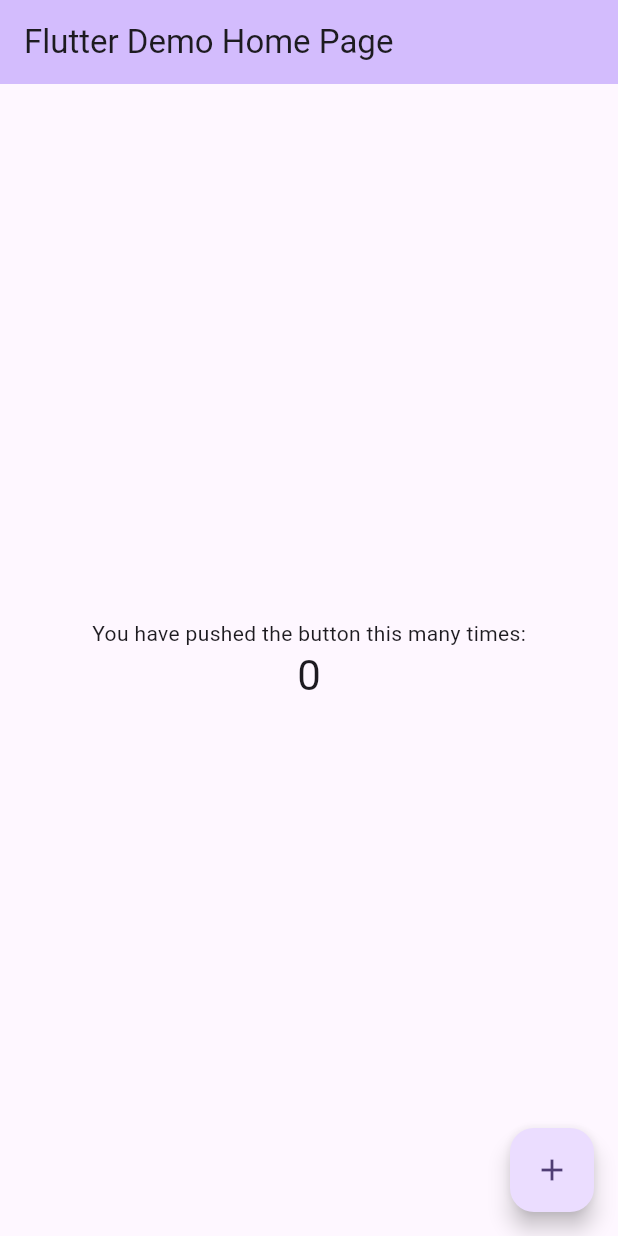
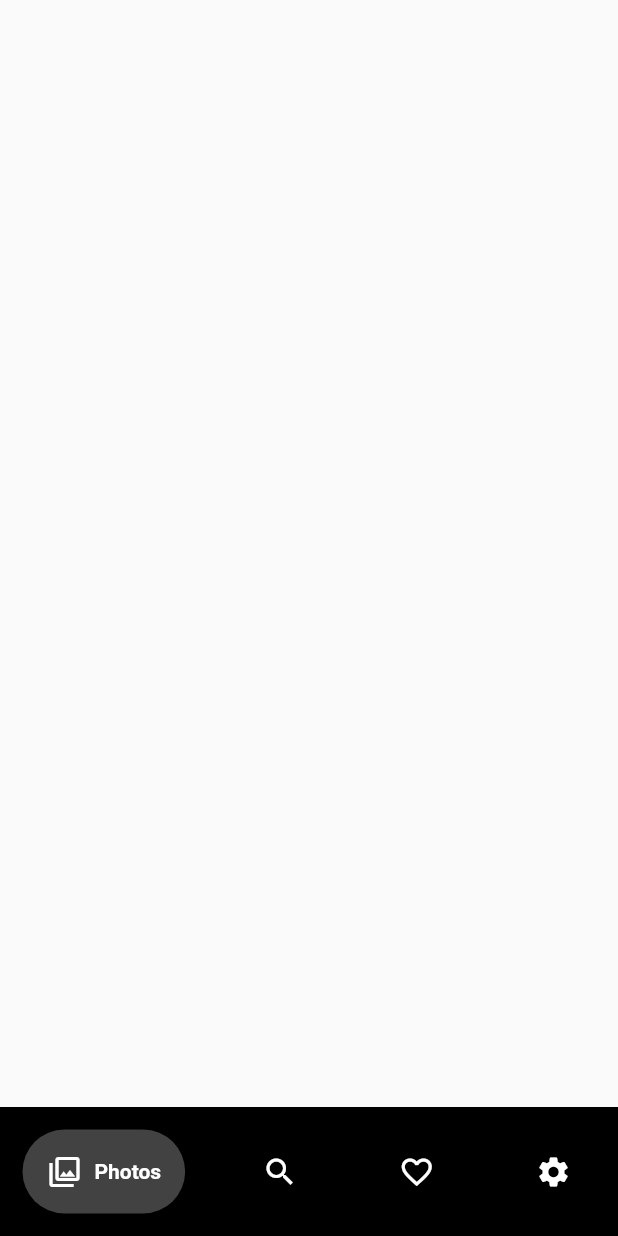
Before and after one commit to jcblanc2/InstaWall, a Flutter app: the screen it shows after launch, on a phone screen of 412 x 824 dp. Run offline on Flutter 3.47's test engine with Material 2 defaults, Android fonts, the phone set to English and light mode, and no system bars; drawn by our look-alikes of google_nav_bar.

Commit message:
Add bottom Navigation Bar

```diff
--- a/lib/main.dart
+++ b/lib/main.dart
@@ -1,125 +1,18 @@
 import 'package:flutter/material.dart';
+import 'package:insta_wall/pages/home_page.dart';
 
 void main() {
-  runApp(const MyApp());
+  runApp(const InstaWall());
 }
 
-class MyApp extends StatelessWidget {
-  const MyApp({super.key});
+class InstaWall extends StatelessWidget {
+  const InstaWall({super.key});
 
-  // This widget is the root of your application.
   @override
   Widget build(BuildContext context) {
-    return MaterialApp(
-      title: 'Flutter Demo',
-      theme: ThemeData(
-        // This is the theme of your application.
-        //
-        // TRY THIS: Try running your application with "flutter run". You'll see
-        // the application has a blue toolbar. Then, without quitting the app,
-        // try changing the seedColor in the colorScheme below to Colors.green
-        // and then invoke "hot reload" (save your changes or press the "hot
-        // reload" button in a Flutter-supported IDE, or press "r" if you used
-        // the command line to start the app).
-        //
-        // Notice that the counter didn't reset back to zero; the application
-        // state is not lost during the reload. To reset the state, use hot
-        // restart instead.
-        //
-        // This works for code too, not just values: Most code changes can be
-        // tested with just a hot reload.
-        colorScheme: ColorScheme.fromSeed(seedColor: Colors.deepPurple),
-        useMaterial3: true,
-      ),
-      home: const MyHomePage(title: 'Flutter Demo Home Page'),
+    return const MaterialApp(
+      debugShowCheckedModeBanner: false,
+      home: HomePage(),
     );
   }
 }
-
-class MyHomePage extends StatefulWidget {
-  const MyHomePage({super.key, required this.title});
-
-  // This widget is the home page of your application. It is stateful, meaning
-  // that it has a State object (defined below) that contains fields that affect
-  // how it looks.
-
-  // This class is the configuration for the state. It holds the values (in this
-  // case the title) provided by the parent (in this case the App widget) and
-  // used by the build method of the State. Fields in a Widget subclass are
-  // always marked "final".
-
-  final String title;
-
-  @override
-  State<MyHomePage> createState() => _MyHomePageState();
-}
-
-class _MyHomePageState extends State<MyHomePage> {
-  int _counter = 0;
-
-  void _incrementCounter() {
-    setState(() {
-      // This call to setState tells the Flutter framework that something has
-      // changed in this State, which causes it to rerun the build method below
-      // so that the display can reflect the updated values. If we changed
-      // _counter without calling setState(), then the build method would not be
-      // called again, and so nothing would appear to happen.
-      _counter++;
-    });
-  }
-
-  @override
-  Widget build(BuildContext context) {
-    // This method is rerun every time setState is called, for instance as done
-    // by the _incrementCounter method above.
-    //
-    // The Flutter framework has been optimized to make rerunning build methods
-    // fast, so that you can just rebuild anything that needs updating rather
-    // than having to individually change instances of widgets.
-    return Scaffold(
-      appBar: AppBar(
-        // TRY THIS: Try changing the color here to a specific color (to
-        // Colors.amber, perhaps?) and trigger a hot reload to see the AppBar
-        // change color while the other colors stay the same.
-        backgroundColor: Theme.of(context).colorScheme.inversePrimary,
-        // Here we take the value from the MyHomePage object that was created by
-        // the App.build method, and use it to set our appbar title.
-        title: Text(widget.title),
-      ),
-      body: Center(
-        // Center is a layout widget. It takes a single child and positions it
-        // in the middle of the parent.
-        child: Column(
-          // Column is also a layout widget. It takes a list of children and
-          // arranges them vertically. By default, it sizes itself to fit its
-          // children horizontally, and tries to be as tall as its parent.
-          //
-          // Column has various properties to control how it sizes itself and
-          // how it positions its children. Here we use mainAxisAlignment to
-          // center the children vertically; the main axis here is the vertical
-          // axis because Columns are vertical (the cross axis would be
-          // horizontal).
-          //
-          // TRY THIS: Invoke "debug painting" (choose the "Toggle Debug Paint"
-          // action in the IDE, or press "p" in the console), to see the
-          // wireframe for each widget.
-          mainAxisAlignment: MainAxisAlignment.center,
-          children: <Widget>[
-            const Text(
-              'You have pushed the button this many times:',
-            ),
-            Text(
-              '$_counter',
-              style: Theme.of(context).textTheme.headlineMedium,
-            ),
-          ],
-        ),
-      ),
-      floatingActionButton: FloatingActionButton(
-        onPressed: _incrementCounter,
-        tooltip: 'Increment',
-        child: const Icon(Icons.add),
-      ), // This trailing comma makes auto-formatting nicer for build methods.
-    );
-  }
-}
--- /dev/null
+++ b/lib/pages/home_page.dart
@@ -0,0 +1,47 @@
+import 'package:flutter/material.dart';
+import 'package:google_nav_bar/google_nav_bar.dart';
+
+class HomePage extends StatelessWidget {
+  const HomePage({super.key});
+
+  @override
+  Widget build(BuildContext context) {
+    return Scaffold(
+      bottomNavigationBar: Container(
+        color: Colors.black,
+        child: Padding(
+          padding: const EdgeInsets.symmetric(horizontal: 15.0, vertical: 15.0),
+          child: GNav(
+            backgroundColor: Colors.black,
+            color: Colors.white,
+            activeColor: Colors.white,
+            tabBackgroundColor: Colors.grey.shade800,
+            gap: 8,
+            padding: const EdgeInsets.all(16),
+            onTabChange: (index) {
+              print(index);
+            },
+            tabs: const [
+              GButton(
+                icon: Icons.photo_library_outlined,
+                text: "Photos",
+              ),
+              GButton(
+                icon: Icons.search,
+                text: "Search",
+              ),
+              GButton(
+                icon: Icons.favorite_border,
+                text: "Likes",
+              ),
+              GButton(
+                icon: Icons.settings,
+                text: "Settings",
+              )
+            ],
+          ),
+        ),
+      ),
+    );
+  }
+}
```
Also changed, not shown: pubspec.yaml (+3 -4 lines), pubspec.lock, 1 other file.
